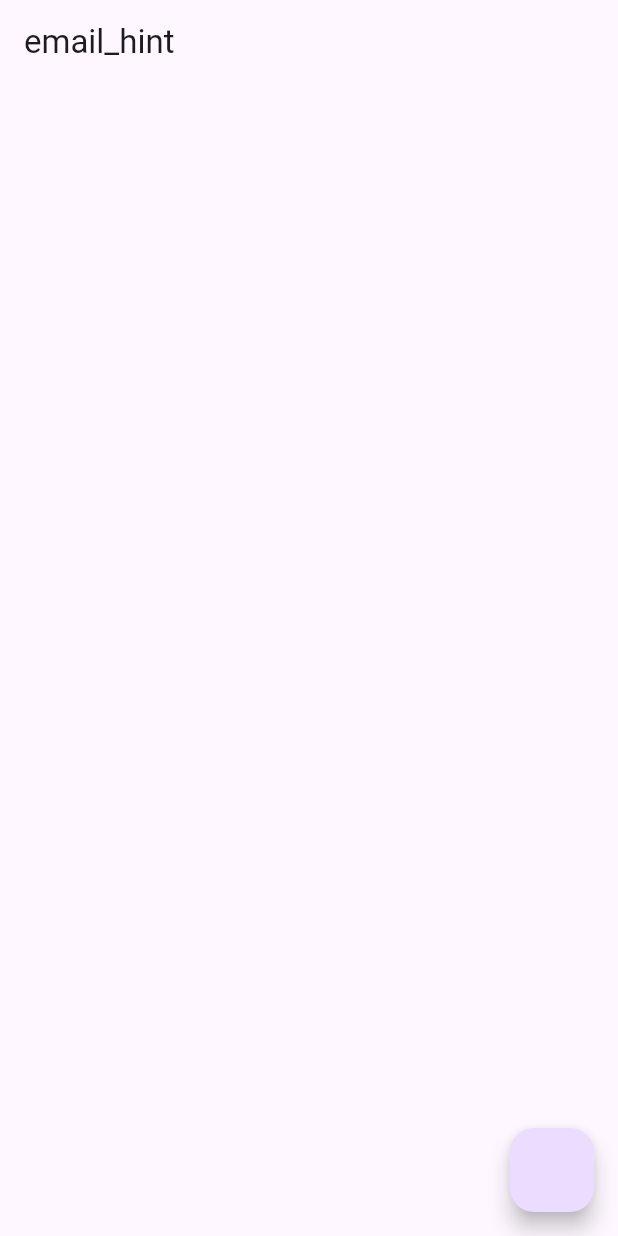
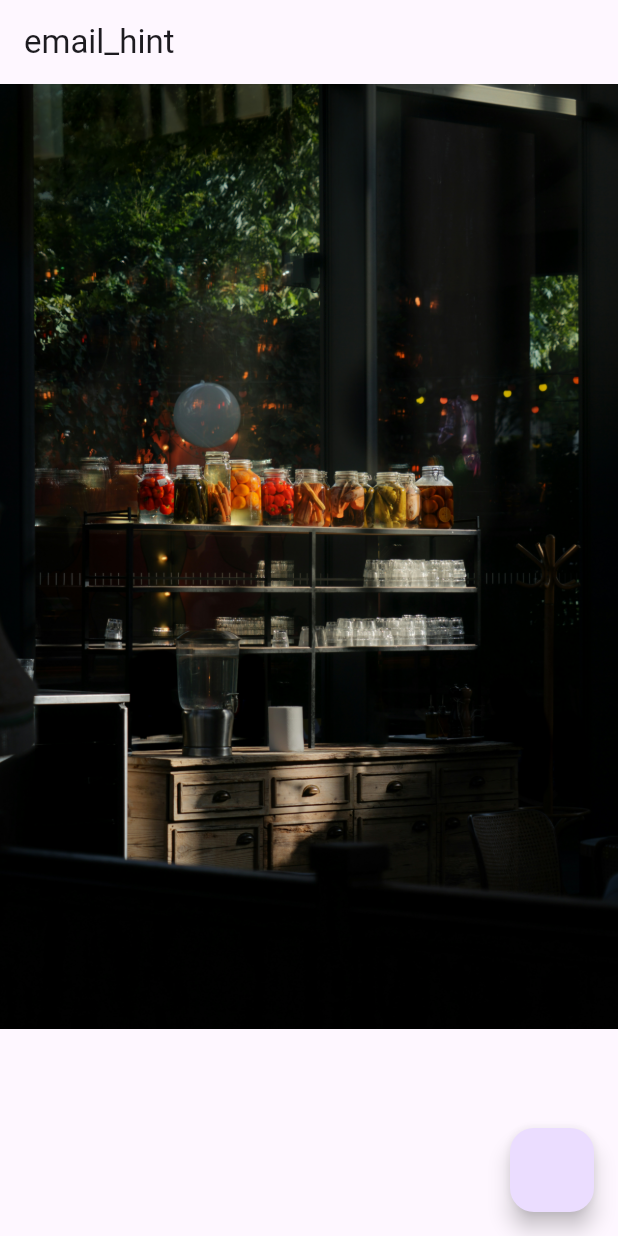
Before and after one commit to Hasnainbangash/Getx_MVVM, a Flutter app: the screen it shows after launch, on a phone screen of 412 x 824 dp. Run offline on Flutter 3.47's test engine with Material 3 defaults, Android fonts, the phone set to English and light mode, and no system bars; our stand-ins replace fluttertoast, get.

```diff
--- /dev/null
+++ b/lib/res/fonts/app_fonts.dart
@@ -0,0 +1,3 @@
+class AppFonts {
+  static const String robotBold = 'Schyler-Regular';
+}
--- a/lib/view/splash_screen.dart
+++ b/lib/view/splash_screen.dart
@@ -1,5 +1,6 @@
 import 'package:flutter/material.dart';
 import 'package:getx_mvvm/data/app_exceptions.dart';
+import 'package:getx_mvvm/res/assets/image_assets.dart';
 import 'package:getx_mvvm/utils/utils.dart';
 import 'package:get/get.dart';
 
@@ -20,6 +21,9 @@ class _SplashScreenState extends State<SplashScreen> {
       // floatingActionButton: FloatingActionButton(onPressed: (){
       //   throw InternetException('message');
       // }),
+      body: Image(
+        image: AssetImage(ImageAssets.splashScreen),
+      ),
       floatingActionButton: FloatingActionButton(
           onPressed: (){
             Utils.toastMessageCenter('Hasnain');
```
Also changed, not shown: pubspec.yaml (+5 -12 lines).
